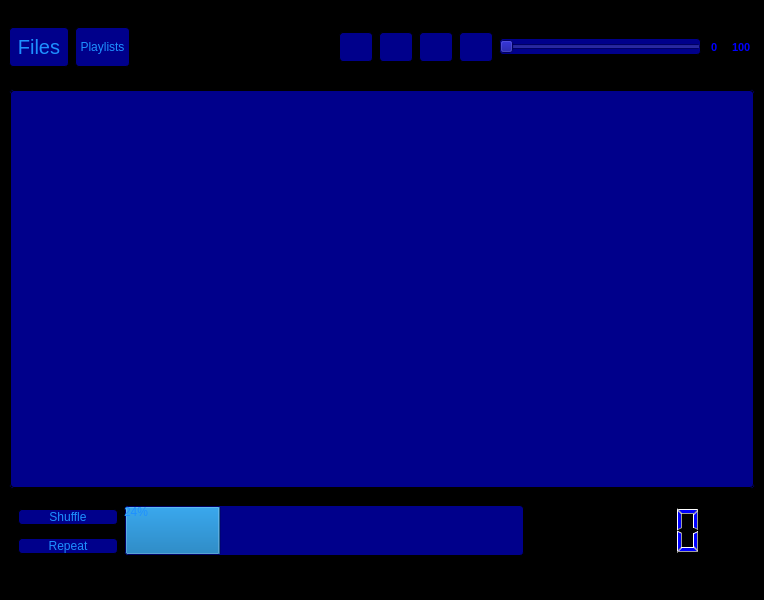
This is blueberry2.ui in rompork/blueberry as Qt 5 draws it before an edit. The edited form follows.
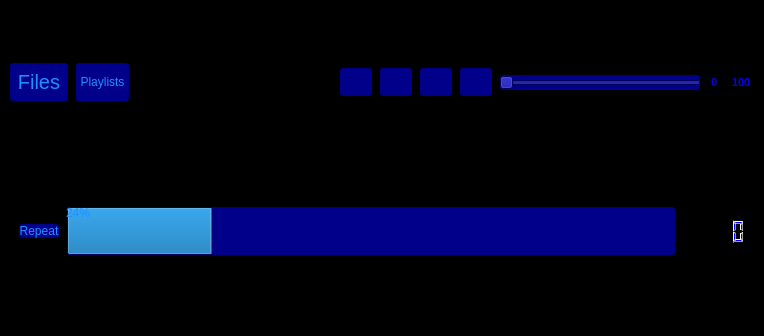
This is the edited form. Icons and pictures are not drawn.

```diff
--- a/blueberry2.ui
+++ b/blueberry2.ui
@@ -7,7 +7,7 @@
     <x>0</x>
     <y>0</y>
     <width>764</width>
-    <height>600</height>
+    <height>336</height>
    </rect>
   </property>
   <property name="minimumSize">
@@ -235,46 +235,11 @@
       </item>
      </layout>
     </item>
-    <item>
-     <widget class="QScrollArea" name="scrollArea">
-      <property name="minimumSize">
-       <size>
-        <width>100</width>
-        <height>300</height>
-       </size>
-      </property>
-      <property name="maximumSize">
-       <size>
-        <width>1000</width>
-        <height>400</height>
-       </size>
-      </property>
-      <property name="styleSheet">
-       <string notr="true">background-color: #00008B;
-border: 1px solid #000000;
-border-radius: 4px;
-color: #1E90FF;</string>
-      </property>
-      <property name="widgetResizable">
-       <bool>true</bool>
-      </property>
-      <widget class="QWidget" name="music_list">
-       <property name="geometry">
-        <rect>
-         <x>0</x>
-         <y>0</y>
-         <width>744</width>
-         <height>398</height>
-        </rect>
-       </property>
-      </widget>
-     </widget>
-    </item>
     <item>
      <widget class="QWidget" name="widget" native="true">
-      <layout class="QGridLayout" name="gridLayout">
-       <item row="0" column="0">
-        <widget class="QPushButton" name="shuffle">
+      <layout class="QHBoxLayout" name="horizontalLayout_2">
+       <item>
+        <widget class="QPushButton" name="repeat">
          <property name="maximumSize">
           <size>
            <width>100</width>
@@ -288,7 +253,7 @@
 color: #1E90FF;</string>
          </property>
          <property name="text">
-          <string>Shuffle</string>
+          <string>Repeat</string>
          </property>
          <property name="icon">
           <iconset>
@@ -296,7 +261,7 @@
          </property>
         </widget>
        </item>
-       <item row="0" column="1" rowspan="2">
+       <item>
         <widget class="QProgressBar" name="progressBar">
          <property name="minimumSize">
           <size>
@@ -304,12 +269,6 @@
            <height>50</height>
           </size>
          </property>
-         <property name="maximumSize">
-          <size>
-           <width>400</width>
-           <height>100</height>
-          </size>
-         </property>
          <property name="layoutDirection">
           <enum>Qt::LeftToRight</enum>
          </property>
@@ -324,7 +283,7 @@
          </property>
         </widget>
        </item>
-       <item row="0" column="2" rowspan="2">
+       <item>
         <widget class="QLCDNumber" name="lcdNumber">
          <property name="minimumSize">
           <size>
@@ -334,29 +293,6 @@
          </property>
         </widget>
        </item>
-       <item row="1" column="0">
-        <widget class="QPushButton" name="repeat">
-         <property name="maximumSize">
-          <size>
-           <width>100</width>
-           <height>16777215</height>
-          </size>
-         </property>
-         <property name="styleSheet">
-          <string notr="true">background-color: #00008B;
-border: 1px solid #000000;
-border-radius: 4px;
-color: #1E90FF;</string>
-         </property>
-         <property name="text">
-          <string>Repeat</string>
-         </property>
-         <property name="icon">
-          <iconset>
-           <normaloff>repeat.png</normaloff>repeat.png</iconset>
-         </property>
-        </widget>
-       </item>
       </layout>
      </widget>
     </item>
```
Left out of the diff: 10 changed lines with no effect on the pictures.
